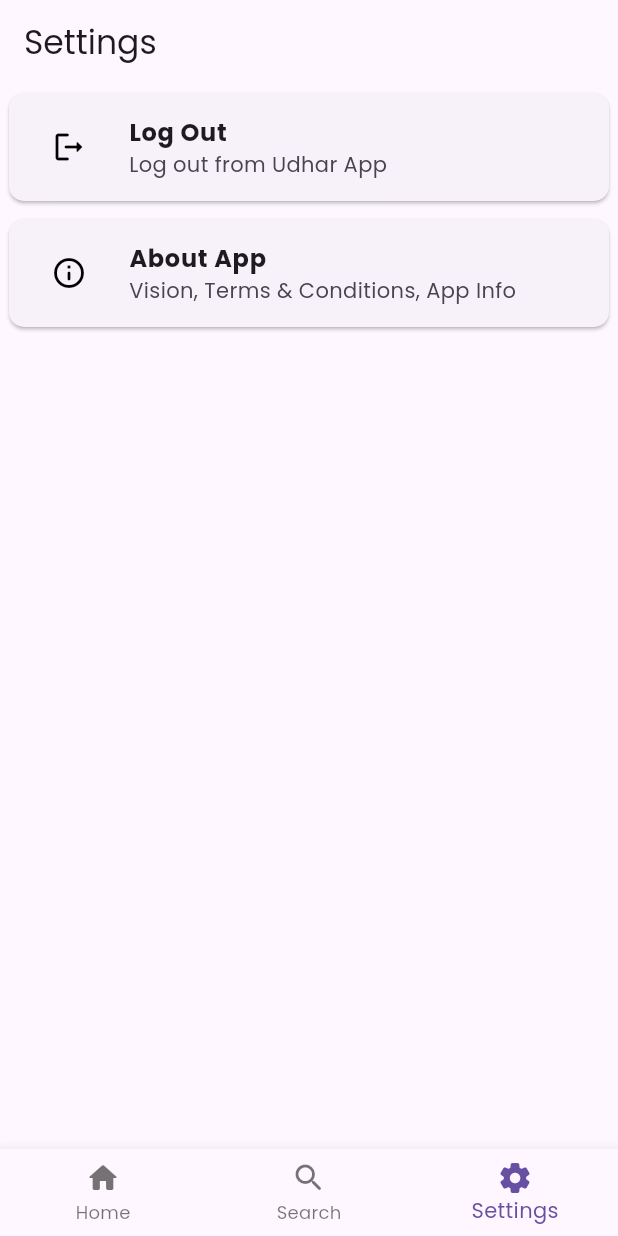
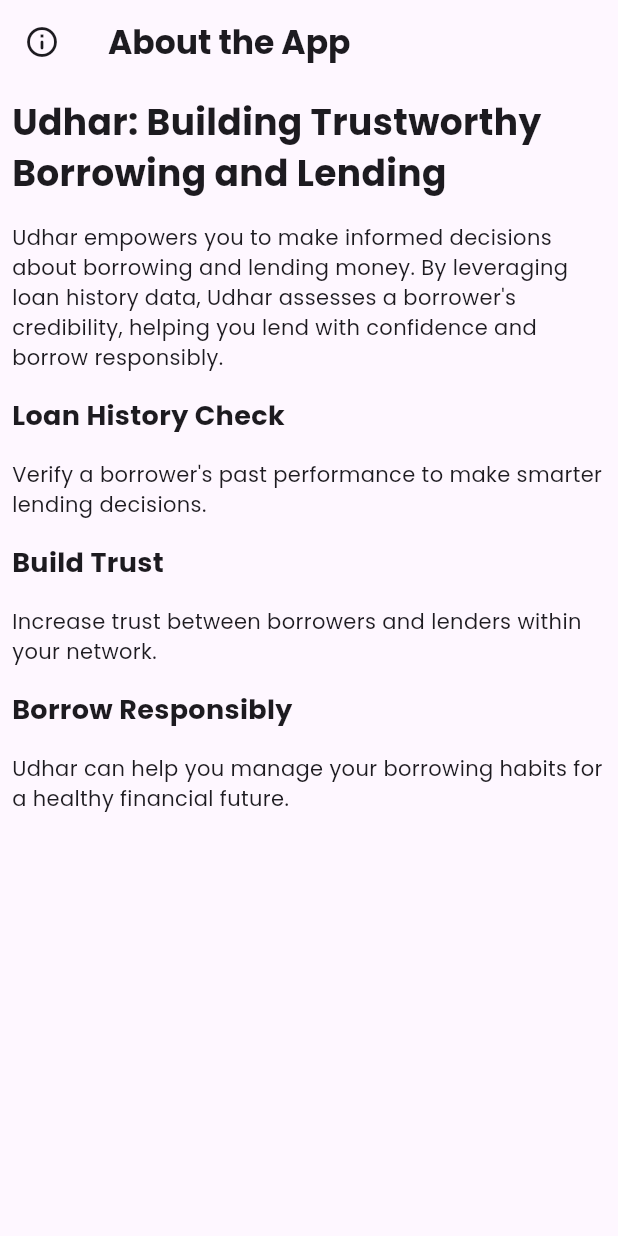
Before and after one commit to vrs600/udhar, a Flutter app: the screen it shows after launch, item 3 of the bottom bar chosen, after a tap on "About App", on a phone screen of 412 x 824 dp. Run offline on Flutter 3.47's test engine with Material 3 defaults, Android fonts, the phone set to English and light mode, and no system bars; our stand-ins replace firebase_auth, firebase_core, firebase_database, readmore; missing offline and left inert: easy_pie_chart, gauge_indicator; accounts and stored records are empty; statements that could not run were skipped; project files that could hold a hidden picture were left out.

Commit message:
UI updated

```diff
--- /dev/null
+++ b/lib/screen/about_app_screen.dart
@@ -0,0 +1,101 @@
+import 'package:flutter/material.dart';
+
+class AboutAppScreen extends StatefulWidget {
+  const AboutAppScreen({super.key});
+
+  @override
+  State<AboutAppScreen> createState() => _AboutAppScreenState();
+}
+
+class _AboutAppScreenState extends State<AboutAppScreen> {
+  @override
+  Widget build(BuildContext context) {
+    return Scaffold(
+      appBar: AppBar(
+        leading: const Icon(Icons.info_outline_rounded),
+        automaticallyImplyLeading: false,
+        title: const Text(
+          "About the App",
+          style: TextStyle(
+            fontWeight: FontWeight.bold,
+          ),
+        ),
+      ),
+      body: const SafeArea(
+        child: SingleChildScrollView(
+          child: Column(
+            mainAxisAlignment: MainAxisAlignment.start,
+            crossAxisAlignment: CrossAxisAlignment.start,
+            children: [
+              Padding(
+                padding: EdgeInsets.all(8.0),
+                child: Text(
+                  "Udhar: Building Trustworthy Borrowing and Lending",
+                  style: TextStyle(
+                    fontWeight: FontWeight.bold,
+                    fontSize: 24,
+                  ),
+                ),
+              ),
+              Padding(
+                padding: EdgeInsets.all(8.0),
+                child: Text(
+                  "Udhar empowers you to make informed decisions about borrowing and lending money. By leveraging loan history data, Udhar assesses a borrower's credibility, helping you lend with confidence and borrow responsibly.",
+                  style: TextStyle(),
+                ),
+              ),
+              Padding(
+                padding: EdgeInsets.all(8.0),
+                child: Text(
+                  "Loan History Check",
+                  style: TextStyle(
+                    fontWeight: FontWeight.bold,
+                    fontSize: 18,
+                  ),
+                ),
+              ),
+              Padding(
+                padding: EdgeInsets.all(8.0),
+                child: Text(
+                  "Verify a borrower's past performance to make smarter lending decisions.",
+                ),
+              ),
+              Padding(
+                padding: EdgeInsets.all(8.0),
+                child: Text(
+                  "Build Trust",
+                  style: TextStyle(
+                    fontWeight: FontWeight.bold,
+                    fontSize: 18,
+                  ),
+                ),
+              ),
+              Padding(
+                padding: EdgeInsets.all(8.0),
+                child: Text(
+                  "Increase trust between borrowers and lenders within your network.",
+                ),
+              ),
+              Padding(
+                padding: EdgeInsets.all(8.0),
+                child: Text(
+                  "Borrow Responsibly",
+                  style: TextStyle(
+                    fontWeight: FontWeight.bold,
+                    fontSize: 18,
+                  ),
+                ),
+              ),
+              Padding(
+                padding: EdgeInsets.all(8.0),
+                child: Text(
+                  "Udhar can help you manage your borrowing habits for a healthy financial future.",
+                ),
+              ),
+            ],
+          ),
+        ),
+      ),
+    );
+  }
+}
--- a/lib/screen/home_screen.dart
+++ b/lib/screen/home_screen.dart
@@ -36,6 +36,18 @@ class _HomeScreenState extends State<HomeScreen> {
   @override
   Widget build(BuildContext context) {
     return Scaffold(
+      appBar: AppBar(
+        leading: const Icon(
+          Icons.home_rounded,
+        ),
+        automaticallyImplyLeading: false,
+        title: const Text(
+          "Home",
+          style: TextStyle(
+            fontWeight: FontWeight.bold,
+          ),
+        ),
+      ),
       body: SafeArea(
         child: RefreshIndicator(
           onRefresh: () async {
@@ -48,11 +60,8 @@ class _HomeScreenState extends State<HomeScreen> {
                 height: 70,
                 child: Center(
                   child: Padding(
-                    padding: const EdgeInsets.all(2.0),
-                    child: Padding(
-                      padding: const EdgeInsets.all(4.0),
-                      child: _searchBox(),
-                    ),
+                    padding: const EdgeInsets.all(4.0),
+                    child: _searchBox(),
                   ),
                 ),
               ),
--- a/lib/screen/loan_form_screen.dart
+++ b/lib/screen/loan_form_screen.dart
@@ -52,8 +52,18 @@ class _LoanFormScreenState extends State<LoanFormScreen> {
         backgroundColor: null,
         automaticallyImplyLeading: false,
         title: (_editLoan)
-            ? const Text("Edit the Loan")
-            : const Text("Create a Loan"),
+            ? const Text(
+                "Edit the Loan",
+                style: TextStyle(
+                  fontWeight: FontWeight.bold,
+                ),
+              )
+            : const Text(
+                "Create a Loan",
+                style: TextStyle(
+                  fontWeight: FontWeight.bold,
+                ),
+              ),
       ),
       body: SingleChildScrollView(
         child: Column(
--- a/lib/screen/search_screen.dart
+++ b/lib/screen/search_screen.dart
@@ -34,6 +34,16 @@ class _SearchScreenState extends State<SearchScreen> {
   @override
   Widget build(BuildContext context) {
     return Scaffold(
+      appBar: AppBar(
+        leading: const Icon(Icons.search_rounded),
+        automaticallyImplyLeading: false,
+        title: const Text(
+          "Search",
+          style: TextStyle(
+            fontWeight: FontWeight.bold,
+          ),
+        ),
+      ),
       body: SafeArea(
         child: Column(
           children: [
@@ -41,11 +51,8 @@ class _SearchScreenState extends State<SearchScreen> {
               height: 70,
               child: Center(
                 child: Padding(
-                  padding: const EdgeInsets.all(2.0),
-                  child: Padding(
-                    padding: const EdgeInsets.all(4.0),
-                    child: _searchBox(),
-                  ),
+                  padding: const EdgeInsets.all(4.0),
+                  child: _searchBox(),
                 ),
               ),
             ),
--- a/lib/screen/settings_screen.dart
+++ b/lib/screen/settings_screen.dart
@@ -1,6 +1,7 @@
 import 'package:firebase_auth/firebase_auth.dart';
 import 'package:flutter/material.dart';
 import 'package:udhar/other/styling.dart';
+import 'package:udhar/screen/about_app_screen.dart';
 import 'package:udhar/screen/login_screen.dart';
 
 class SettingsScreen extends StatefulWidget {
@@ -12,24 +13,46 @@ class SettingsScreen extends StatefulWidget {
 
 class _SettingsScreenState extends State<SettingsScreen> {
   final FirebaseAuth _auth = FirebaseAuth.instance;
-  Styling styling = Styling();
+  final Styling _styling = Styling();
+
+  final TextEditingController _phoneNoTEC = TextEditingController();
+  User? _user;
+  String _currentUserPhoneNo = "";
+  @override
+  void initState() {
+    super.initState();
+    _user = _auth.currentUser;
+    _currentUserPhoneNo = _user!.phoneNumber!;
+    _phoneNoTEC.text = _currentUserPhoneNo;
+  }
 
   @override
   Widget build(BuildContext context) {
     return Scaffold(
       appBar: AppBar(
+        leading: const Icon(Icons.settings_rounded),
         automaticallyImplyLeading: false,
-        title: const Text("Settings"),
+        title: const Text(
+          "Settings",
+          style: TextStyle(
+            fontWeight: FontWeight.bold,
+          ),
+        ),
       ),
       body: SingleChildScrollView(
         child: Column(
           children: [
+            SizedBox(
+              height: 70,
+              child: Center(
+                child: Padding(
+                  padding: const EdgeInsets.all(4.0),
+                  child: _searchBox(),
+                ),
+              ),
+            ),
             Padding(
               padding: const EdgeInsets.all(2),
-              child: Card(
-                shape: RoundedRectangleBorder(
-                  borderRadius: BorderRadius.circular(styling.borderRadius),
-                ),
               child: ListTile(
                 onTap: () => _onLogOutSelected(),
                 leading: IconButton(
@@ -46,17 +69,19 @@ class _SettingsScreenState extends State<SettingsScreen> {
                 subtitle: const Text("Log out from Udhar App"),
               ),
             ),
-            ),
             Padding(
               padding: const EdgeInsets.all(2),
-              child: Card(
-                shape: RoundedRectangleBorder(
-                  borderRadius: BorderRadius.circular(styling.borderRadius),
-                ),
               child: ListTile(
                 onTap: () => _onAppInfoClicked(),
                 leading: IconButton(
-                    onPressed: () {},
+                  onPressed: () {
+                    Navigator.push(
+                      context,
+                      MaterialPageRoute(
+                        builder: (context) => const AboutAppScreen(),
+                      ),
+                    );
+                  },
                   icon: const Icon(
                     Icons.info_outline_rounded,
                     color: Colors.black,
@@ -66,8 +91,7 @@ class _SettingsScreenState extends State<SettingsScreen> {
                   "About App",
                   style: TextStyle(fontWeight: FontWeight.bold),
                 ),
-                  subtitle: const Text("Vision, Terms & Conditions, App Info"),
-                ),
+                subtitle: const Text("Vision & App Info"),
               ),
             )
           ],
@@ -110,5 +134,27 @@ class _SettingsScreenState extends State<SettingsScreen> {
     );
   }
 
-  _onAppInfoClicked() {}
+  _onAppInfoClicked() {
+    Navigator.push(
+      context,
+      MaterialPageRoute(
+        builder: (context) => const AboutAppScreen(),
+      ),
+    );
   }
+
+  _searchBox() {
+    return TextFormField(
+      keyboardType: TextInputType.phone,
+      controller: _phoneNoTEC,
+      onChanged: (searchQuery) {
+        // here search query is the phone no.
+      },
+      minLines: 1,
+      decoration: _styling.getTFFInputDecoration(
+        label: "Your Phone No.",
+        prefixIcon: const Icon(Icons.phone_rounded),
+      ),
+    );
+  }
+}
```
Lines whose indentation alone changed are shown as unchanged.
